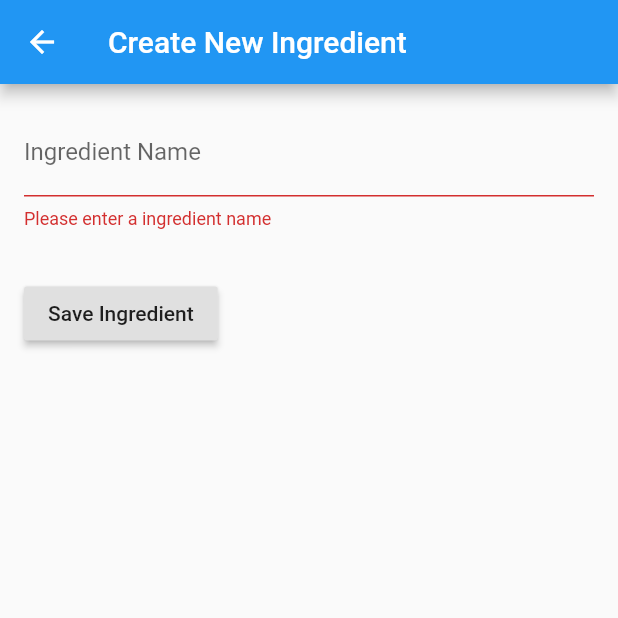
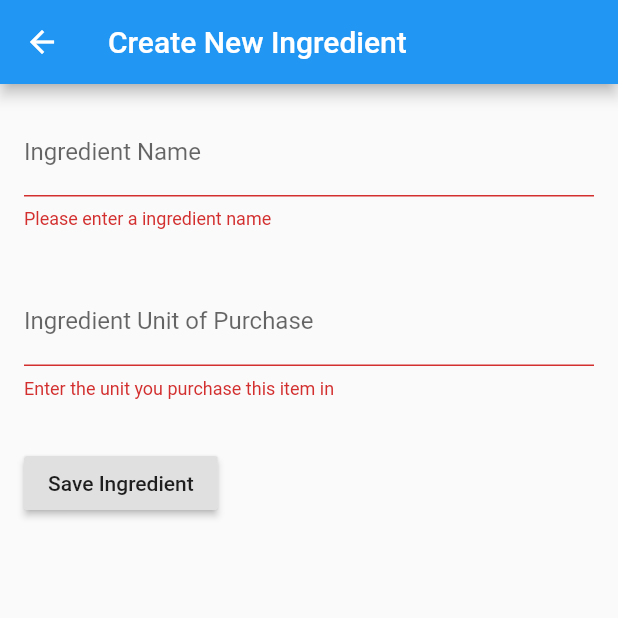
Before and after one commit to big-wisdom/get_that_bread, a Flutter app: the EditIngredientsScreen screen opened directly, after a tap on "Save Ingredient", on a phone screen of 412 x 824 dp, the top half of it. Run offline on Flutter 3.47's test engine with Material 2 defaults, Android fonts, the phone set to English and light mode, and no system bars; missing offline and left inert: fuzzy; generated files the repository leaves out were written again.

Commit message:
Added unit field to ingredient

```diff
--- a/lib/model/ingredient/ingredient.dart
+++ b/lib/model/ingredient/ingredient.dart
@@ -5,7 +5,8 @@ part 'ingredient.g.dart';
 
 @JsonSerializable()
 class Ingredient extends Food {
-  Ingredient(String name) : super(name);
+  Ingredient({String name, this.unit}) : super(name);
+  String unit;
 
   factory Ingredient.fromJson(Map<String, dynamic> json) =>
       _$IngredientFromJson(json);
--- a/lib/routes/ingredients/edit_ingredients_screen.dart
+++ b/lib/routes/ingredients/edit_ingredients_screen.dart
@@ -13,6 +13,8 @@ enum Status { creating, editing }
 class _EditIngredientsScreenState extends State<EditIngredientsScreen> {
   final _formKey = GlobalKey<FormState>();
   TextEditingController _ingredientNameController;
+  TextEditingController _ingredientUnitController;
+
   Status status;
 
   void _updateName(String str) {
@@ -20,7 +22,6 @@ class _EditIngredientsScreenState extends State<EditIngredientsScreen> {
       _ingredientNameController.text = str;
     });
   }
-
 
   @override
   void initState() {
@@ -39,9 +40,8 @@ class _EditIngredientsScreenState extends State<EditIngredientsScreen> {
         ),
         body: Form(
             key: _formKey,
-        child: Column(
-          crossAxisAlignment: CrossAxisAlignment.start,
-          children: [
+            child:
+                Column(crossAxisAlignment: CrossAxisAlignment.start, children: [
               Padding(
                 padding: EdgeInsets.all(16.0),
                 child: TextFormField(
@@ -58,19 +58,36 @@ class _EditIngredientsScreenState extends State<EditIngredientsScreen> {
               ),
               Padding(
                 padding: EdgeInsets.all(16.0),
+                child: TextFormField(
+                  controller: _ingredientUnitController,
+                  onFieldSubmitted: _updateName,
+                  decoration:
+                      InputDecoration(labelText: 'Ingredient Unit of Purchase'),
+                  validator: (value) {
+                    if (value.isEmpty) {
+                      return 'Enter the unit you purchase this item in';
+                    }
+                    return null;
+                  },
+                ),
+              ),
+              Padding(
+                padding: EdgeInsets.all(16.0),
                 child: RaisedButton(
                   onPressed: () {
                     if (_formKey.currentState.validate()) {
                       Navigator.pop(context);
-                    dataService.addIngredient(Ingredient(_ingredientNameController.text));
+                      dataService.addIngredient(
+                        Ingredient(
+                          name: _ingredientNameController.text,
+                          unit: _ingredientUnitController.text,
+                        ),
+                      );
                     }
                   },
                   child: Text('Save Ingredient'),
                 ),
               ),
-          ]
-        )
-      )
-    );
+            ])));
   }
 }
--- a/pubspec.yaml
+++ b/pubspec.yaml
@@ -39,7 +39,7 @@ dependencies:
   cupertino_icons: ^0.1.3
 
 dev_dependencies:
-  build_runner: 1.10.1 # 1.10.2 requires a higher flutter SDK than the current beta channel uses
+  build_runner: ^1.10.1 # 1.10.2 requires a higher flutter SDK than the current beta channel uses
   flutter_test:
     sdk: flutter
   json_serializable: 3.4.0
```
Also changed, not shown: lib/model/ingredient/ingredient.g.dart, pubspec.lock. Lines whose indentation alone changed are shown as unchanged.
